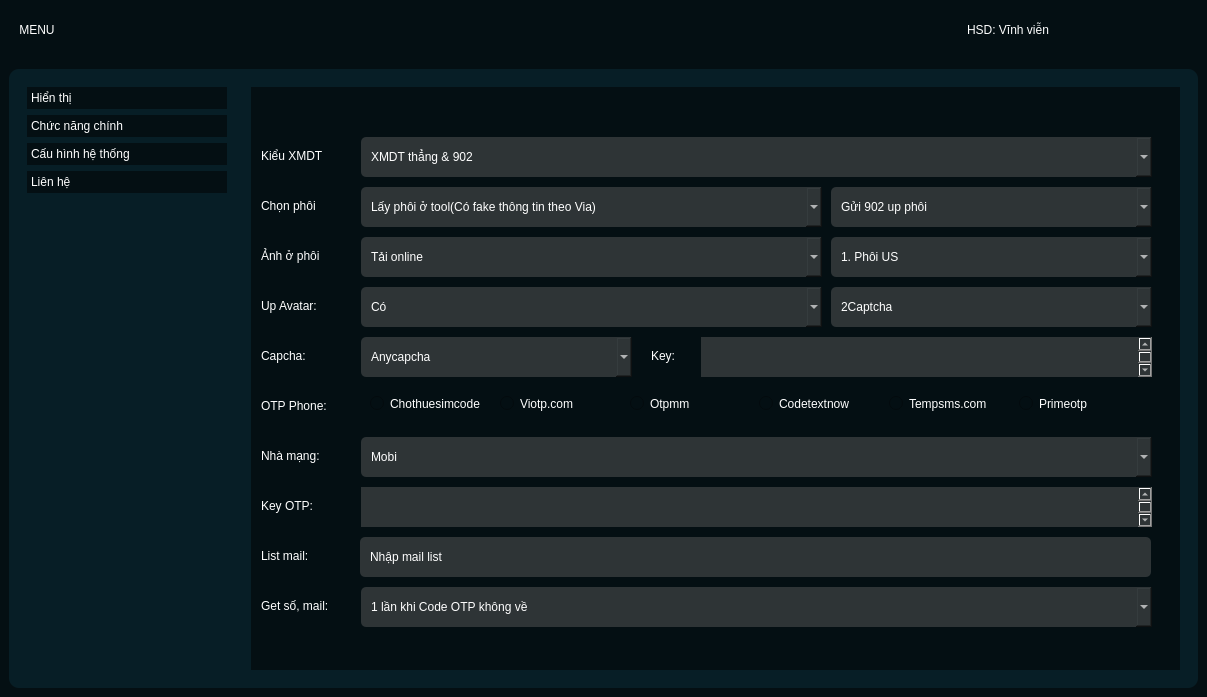
Above: interface.ui from NguyenHuuHai2310/code_dao before the change. Below: the same form after it.
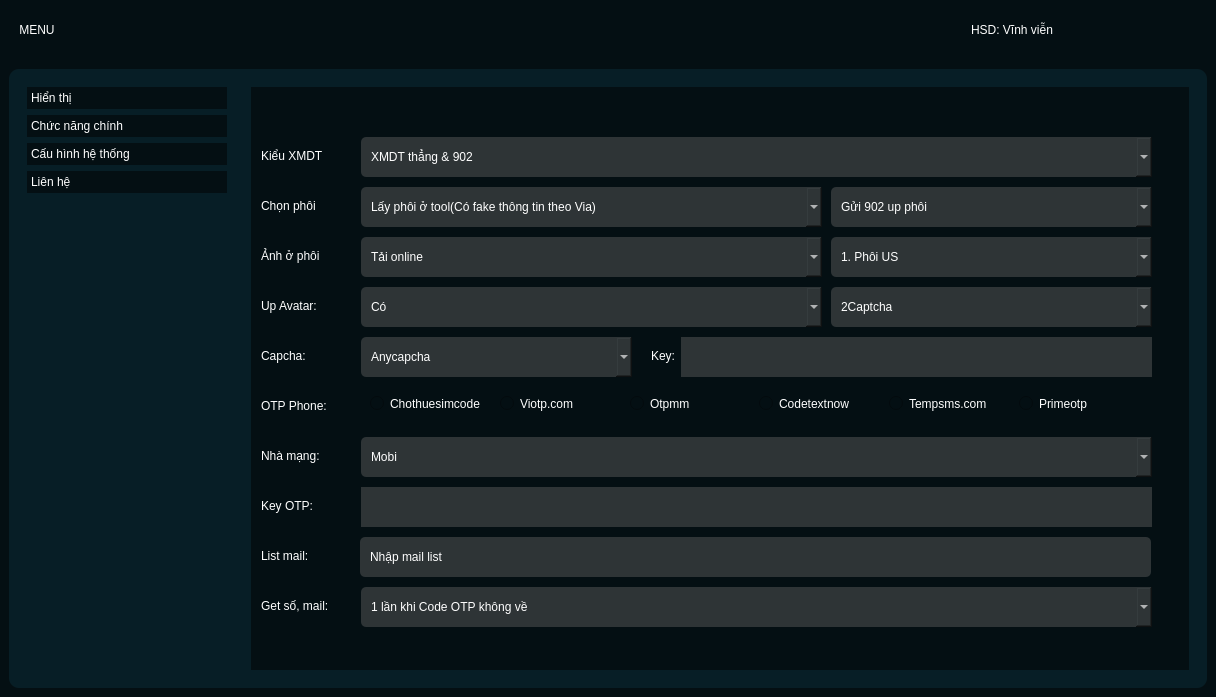
That is the form after the change. The open tabs and pages were chosen to show the change. Icons and pictures are not drawn. Custom widgets are drawn as their Qt base class.

Commit message: fix table, text plain

The edit to the form file:
```diff
--- a/interface.ui
+++ b/interface.ui
@@ -6,7 +6,7 @@
    <rect>
     <x>0</x>
     <y>0</y>
-    <width>1207</width>
+    <width>1216</width>
     <height>697</height>
    </rect>
   </property>
@@ -1512,80 +1512,6 @@
                       </property>
                      </item>
                     </widget>
-                    <widget class="QTextEdit" name="textEdit_7">
-                     <property name="enabled">
-                      <bool>true</bool>
-                     </property>
-                     <property name="geometry">
-                      <rect>
-                       <x>110</x>
-                       <y>370</y>
-                       <width>791</width>
-                       <height>40</height>
-                      </rect>
-                     </property>
-                     <property name="minimumSize">
-                      <size>
-                       <width>0</width>
-                       <height>40</height>
-                      </size>
-                     </property>
-                     <property name="maximumSize">
-                      <size>
-                       <width>16777215</width>
-                       <height>40</height>
-                      </size>
-                     </property>
-                     <property name="styleSheet">
-                      <string notr="true">background-color: rgb(46, 52, 54);
-</string>
-                     </property>
-                     <property name="html">
-                      <string>&lt;!DOCTYPE HTML PUBLIC &quot;-//W3C//DTD HTML 4.0//EN&quot; &quot;http://www.w3.org/TR/REC-html40/strict.dtd&quot;&gt;
-&lt;html&gt;&lt;head&gt;&lt;meta name=&quot;qrichtext&quot; content=&quot;1&quot; /&gt;&lt;style type=&quot;text/css&quot;&gt;
-p, li { white-space: pre-wrap; }
-&lt;/style&gt;&lt;/head&gt;&lt;body style=&quot; font-family:'Sans Serif'; font-size:9pt; font-weight:400; font-style:normal;&quot;&gt;
-&lt;p style=&quot;-qt-paragraph-type:empty; margin-top:0px; margin-bottom:0px; margin-left:0px; margin-right:0px; -qt-block-indent:0; text-indent:0px; font-family:'Ubuntu'; font-size:11pt;&quot;&gt;&lt;br /&gt;&lt;/p&gt;
-&lt;p style=&quot;-qt-paragraph-type:empty; margin-top:0px; margin-bottom:0px; margin-left:0px; margin-right:0px; -qt-block-indent:0; text-indent:0px; font-family:'Ubuntu'; font-size:11pt;&quot;&gt;&lt;br /&gt;&lt;/p&gt;&lt;/body&gt;&lt;/html&gt;</string>
-                     </property>
-                    </widget>
-                    <widget class="QTextEdit" name="textEdit_8">
-                     <property name="enabled">
-                      <bool>true</bool>
-                     </property>
-                     <property name="geometry">
-                      <rect>
-                       <x>450</x>
-                       <y>220</y>
-                       <width>451</width>
-                       <height>40</height>
-                      </rect>
-                     </property>
-                     <property name="minimumSize">
-                      <size>
-                       <width>0</width>
-                       <height>40</height>
-                      </size>
-                     </property>
-                     <property name="maximumSize">
-                      <size>
-                       <width>16777215</width>
-                       <height>40</height>
-                      </size>
-                     </property>
-                     <property name="styleSheet">
-                      <string notr="true">background-color: rgb(46, 52, 54);
-</string>
-                     </property>
-                     <property name="html">
-                      <string>&lt;!DOCTYPE HTML PUBLIC &quot;-//W3C//DTD HTML 4.0//EN&quot; &quot;http://www.w3.org/TR/REC-html40/strict.dtd&quot;&gt;
-&lt;html&gt;&lt;head&gt;&lt;meta name=&quot;qrichtext&quot; content=&quot;1&quot; /&gt;&lt;style type=&quot;text/css&quot;&gt;
-p, li { white-space: pre-wrap; }
-&lt;/style&gt;&lt;/head&gt;&lt;body style=&quot; font-family:'Sans Serif'; font-size:9pt; font-weight:400; font-style:normal;&quot;&gt;
-&lt;p style=&quot;-qt-paragraph-type:empty; margin-top:0px; margin-bottom:0px; margin-left:0px; margin-right:0px; -qt-block-indent:0; text-indent:0px; font-family:'Ubuntu'; font-size:11pt;&quot;&gt;&lt;br /&gt;&lt;/p&gt;
-&lt;p style=&quot;-qt-paragraph-type:empty; margin-top:0px; margin-bottom:0px; margin-left:0px; margin-right:0px; -qt-block-indent:0; text-indent:0px; font-family:'Ubuntu'; font-size:11pt;&quot;&gt;&lt;br /&gt;&lt;/p&gt;&lt;/body&gt;&lt;/html&gt;</string>
-                     </property>
-                    </widget>
                     <widget class="QComboBox" name="comboBox_6">
                      <property name="geometry">
                       <rect>
@@ -1918,6 +1844,74 @@
                       </item>
                      </layout>
                     </widget>
+                    <widget class="QPlainTextEdit" name="keyCapcha">
+                     <property name="geometry">
+                      <rect>
+                       <x>430</x>
+                       <y>220</y>
+                       <width>471</width>
+                       <height>40</height>
+                      </rect>
+                     </property>
+                     <property name="sizePolicy">
+                      <sizepolicy hsizetype="Expanding" vsizetype="Expanding">
+                       <horstretch>0</horstretch>
+                       <verstretch>0</verstretch>
+                      </sizepolicy>
+                     </property>
+                     <property name="minimumSize">
+                      <size>
+                       <width>0</width>
+                       <height>0</height>
+                      </size>
+                     </property>
+                     <property name="styleSheet">
+                      <string notr="true">background-color: rgb(46, 52, 54);</string>
+                     </property>
+                     <property name="verticalScrollBarPolicy">
+                      <enum>Qt::ScrollBarAlwaysOff</enum>
+                     </property>
+                     <property name="lineWrapMode">
+                      <enum>QPlainTextEdit::WidgetWidth</enum>
+                     </property>
+                    </widget>
+                    <widget class="QPlainTextEdit" name="keyOtp">
+                     <property name="geometry">
+                      <rect>
+                       <x>110</x>
+                       <y>370</y>
+                       <width>791</width>
+                       <height>40</height>
+                      </rect>
+                     </property>
+                     <property name="sizePolicy">
+                      <sizepolicy hsizetype="Expanding" vsizetype="Fixed">
+                       <horstretch>0</horstretch>
+                       <verstretch>1</verstretch>
+                      </sizepolicy>
+                     </property>
+                     <property name="minimumSize">
+                      <size>
+                       <width>0</width>
+                       <height>40</height>
+                      </size>
+                     </property>
+                     <property name="styleSheet">
+                      <string notr="true">background-color: rgb(46, 52, 54);</string>
+                     </property>
+                     <property name="verticalScrollBarPolicy">
+                      <enum>Qt::ScrollBarAlwaysOff</enum>
+                     </property>
+                     <property name="horizontalScrollBarPolicy">
+                      <enum>Qt::ScrollBarAlwaysOff</enum>
+                     </property>
+                     <property name="sizeAdjustPolicy">
+                      <enum>QAbstractScrollArea::AdjustToContentsOnFirstShow</enum>
+                     </property>
+                     <property name="lineWrapMode">
+                      <enum>QPlainTextEdit::NoWrap</enum>
+                     </property>
+                    </widget>
                    </widget>
                   </widget>
                   <widget class="QWidget" name="page_contact">
```
Left out of the diff: 113 changed lines with no effect on the pictures. Lines whose indentation alone changed are shown as unchanged. The commit also changes 3 other files.
